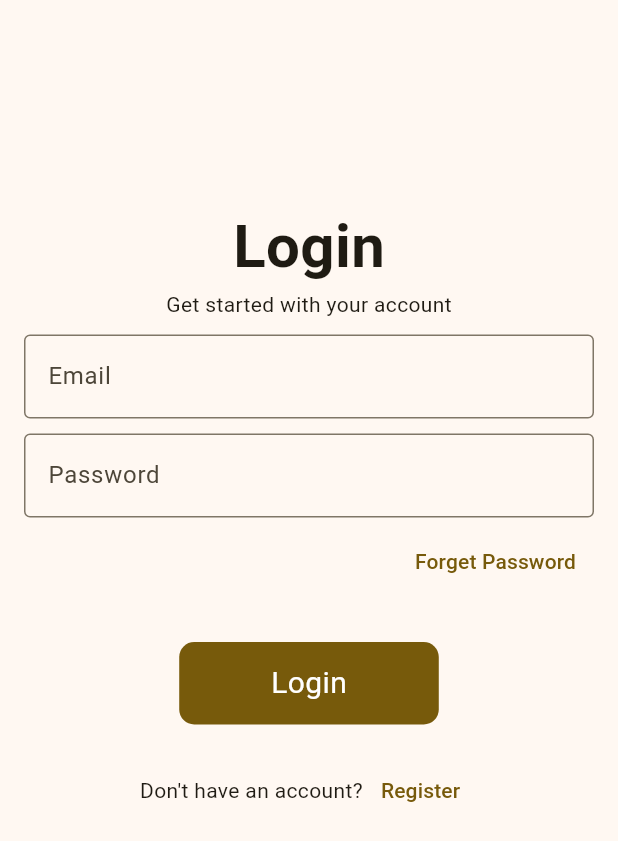
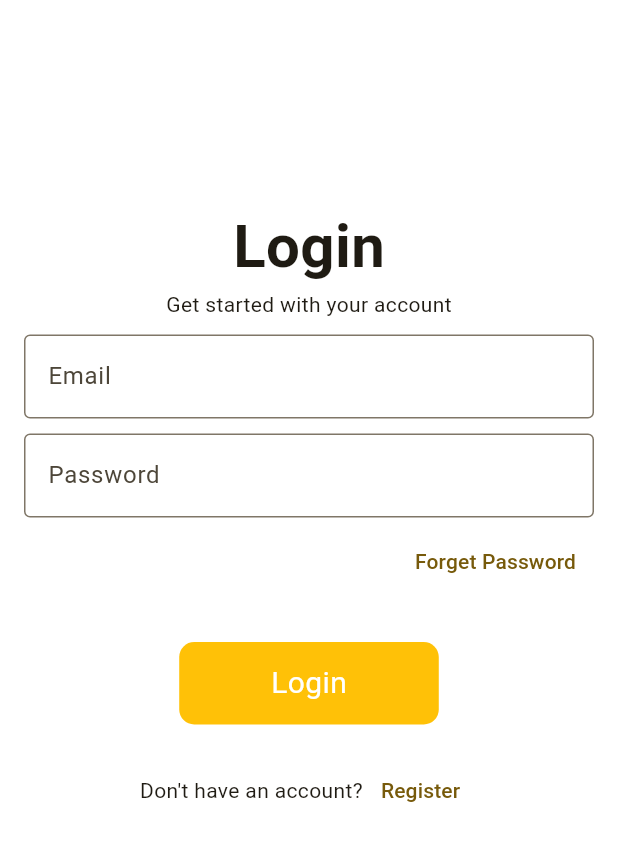
Before and after one commit to Sachinpandit2809/ecommerce_app, a Flutter app: the screen it shows after launch, on a phone screen of 412 x 824 dp. Shown: the top 841 px of the screen. Run offline on Flutter 3.47's test engine with Material 3 defaults, Android fonts, the phone set to English and light mode, and no system bars; our stand-ins replace carousel_slider, cloud_firestore, firebase_auth, firebase_core, flutter_dotenv, fluttertoast and 1 more; missing offline and left inert: flutter_stripe, mailer; accounts and stored records are empty.

Commit message:
Final commit by sachin

```diff
--- a/lib/container/home_buttons.dart
+++ b/lib/container/home_buttons.dart
@@ -1,9 +1,10 @@
 import 'package:flutter/material.dart';
 
 class HomeButton extends StatefulWidget {
+  bool isLoading;
   String name;
   VoidCallback onPress;
-  HomeButton({super.key, required this.name, required this.onPress});
+  HomeButton({super.key,this.isLoading = false, required this.name, required this.onPress});
 
   @override
   State<HomeButton> createState() => _HomeButtonState();
@@ -19,9 +20,9 @@ class _HomeButtonState extends State<HomeButton> {
         width: MediaQuery.of(context).size.width * .42,
         decoration: BoxDecoration(
             borderRadius: BorderRadius.circular(10),
-            color: Theme.of(context).primaryColor),
+            color: Colors.amber),
         child: Center(
-          child: Text(
+          child:widget.isLoading? CircularProgressIndicator(color: Colors.white, strokeWidth: 3,): Text(
             widget.name,
             style: TextStyle(color: Colors.white, fontSize: 20),
           ),
--- a/lib/container/zone_container.dart
+++ b/lib/container/zone_container.dart
@@ -91,12 +91,12 @@ class _ZoneContainerState extends State<ZoneContainer> {
                                             )));
                               },
                               child: Container(
+                                height: 170,
                                 width: MediaQuery.sizeOf(context).width * .41,
                                 padding: EdgeInsets.all(8),
                                 decoration: BoxDecoration(
                                     color: Colors.white,
-                                    borderRadius: BorderRadius.circular(10)),
-                                height: 180,
+                                    borderRadius: BorderRadius.circular(14)),
                                 margin: const EdgeInsets.all(5),
                                 child: Column(
                                     mainAxisAlignment: MainAxisAlignment.center,
--- a/lib/main.dart
+++ b/lib/main.dart
@@ -1,5 +1,6 @@
 import 'package:ecommerce_app/firebase_options.dart';
 import 'package:ecommerce_app/provider/cart_provider.dart';
+import 'package:ecommerce_app/provider/loading_provider.dart';
 import 'package:ecommerce_app/provider/user_provider.dart';
 import 'package:ecommerce_app/views/auth/check_authentication.dart';
 import 'package:ecommerce_app/views/auth/login.dart';
@@ -12,7 +13,7 @@ import 'package:ecommerce_app/views/home/home_screen.dart';
 import 'package:ecommerce_app/views/orders/orders_screen.dart';
 import 'package:ecommerce_app/views/orders/view_order_screen.dart';
 import 'package:ecommerce_app/views/products/specific_products.dart';
-import 'package:ecommerce_app/views/products/view_product_screen.dart';
+
 import 'package:ecommerce_app/views/profile/update_profile_screen.dart';
 import 'package:firebase_core/firebase_core.dart';
 import 'package:flutter/material.dart';
@@ -44,11 +45,17 @@ class MyApp extends StatelessWidget {
       providers: [
         ChangeNotifierProvider(create: (_) => UserProvider()),
         ChangeNotifierProvider(create: (_) => CartProvider()),
+        ChangeNotifierProvider(create: (_) => LoadingProvider()),
       ],
       child: MaterialApp(
         debugShowCheckedModeBanner: false,
         title: 'Ecommerce App',
         theme: ThemeData(
+          appBarTheme: AppBarTheme(
+            backgroundColor: Colors.amber,
+
+          ),
+          scaffoldBackgroundColor: Colors.white,
           // tested with just a hot reload.
           colorScheme: ColorScheme.fromSeed(seedColor: Colors.amber),
           useMaterial3: true,
@@ -66,7 +73,7 @@ class MyApp extends StatelessWidget {
           "cart": (context) => CartScreen(),
           '/check_out': (context) => CheckOutScreen(),
           "/orders": (context) => OrdersScreen(),
-          "/view_order":(context) => ViewOrderScreen()
+          "/view_order": (context) => ViewOrderScreen()
         },
       ),
     );
--- /dev/null
+++ b/lib/provider/loading_provider.dart
@@ -0,0 +1,16 @@
+import 'package:flutter/material.dart';
+
+class LoadingProvider with ChangeNotifier {
+ bool _loginLoading = false;
+  bool get loginLoading => _loginLoading;
+  void setLoginLoading(bool load) {
+    _loginLoading = load;
+    notifyListeners();
+  }
+  bool _signInLoading = false;
+  bool get signInLoading => _signInLoading;
+  void setSignInLoading(bool load) {
+    _signInLoading = load;
+    notifyListeners();
+  }
+}
--- a/lib/views/auth/login.dart
+++ b/lib/views/auth/login.dart
@@ -1,9 +1,11 @@
 
 import 'package:ecommerce_app/container/home_buttons.dart';
 import 'package:ecommerce_app/controller/auth_services.dart';
+import 'package:ecommerce_app/provider/loading_provider.dart';
 import 'package:ecommerce_app/utils/ext/ext.dart';
 import 'package:ecommerce_app/views/auth/signin.dart';
 import 'package:flutter/material.dart';
+import 'package:provider/provider.dart';
 
 class LoginPage extends StatefulWidget {
   const LoginPage({super.key});
@@ -169,13 +171,19 @@ class _LoginPageState extends State<LoginPage> {
                     ),
                    30.heightBox,
                     HomeButton(
+                      isLoading: Provider.of<LoadingProvider>(context)
+                                .loginLoading,
                         name: "Login",
                         onPress: () {
                           if (_formKey.currentState!.validate()) {
+                            Provider.of<LoadingProvider>(context, listen: false)
+                                .setLoginLoading(true);
                             AuthServices()
                                 .loginWithEmail(emailController.text,
                                     passwordController.text)
                                 .then((onValue) => {
+                                  Provider.of<LoadingProvider>(context, listen: false)
+                                .setLoginLoading(false),
                                       if (onValue == "Login Succesful")
                                         {
                                           ScaffoldMessenger.of(context)
--- a/lib/views/orders/orders_screen.dart
+++ b/lib/views/orders/orders_screen.dart
@@ -56,8 +56,9 @@ class _OrdersScreenState extends State<OrdersScreen> {
     return Scaffold(
       appBar: AppBar(
         title: Text("Orders"),
+        // backgroundColor: Colors.amber,
         scrolledUnderElevation: 0,
-        forceMaterialTransparency: true,
+        // forceMaterialTransparency: true,
       ),
       body: StreamBuilder(
           stream: DbServices().readOrders(),
--- a/lib/views/profile/profile_screen.dart
+++ b/lib/views/profile/profile_screen.dart
@@ -1,4 +1,5 @@
 import 'package:ecommerce_app/controller/auth_services.dart';
+import 'package:ecommerce_app/provider/cart_provider.dart';
 import 'package:ecommerce_app/provider/user_provider.dart';
 import 'package:ecommerce_app/utils/ext/ext.dart';
 import 'package:ecommerce_app/views/auth/login.dart';
@@ -68,6 +69,11 @@ class _ProfileScreenState extends State<ProfileScreen> {
               ),
               onTap: () {
                 AuthServices().logOut();
+                Provider.of<CartProvider>(context, listen: false)
+                    .cancelProvider();
+                Provider.of<UserProvider>(context, listen: false)
+                    .cancelProvider();
+
                 Navigator.pushNamed(context, "/login");
               },
             ),
```
Also changed, not shown: lib/controller/mail_service.dart (added, +69 -0 lines), lib/provider/user_provider.dart (+14 -3 lines), lib/views/auth/signin.dart (+9 -0 lines), lib/views/cart/cart_screen.dart (+9 -9 lines), lib/views/cart/check_out_screen.dart (+14 -2 lines), lib/views/home/home_screen.dart (+6 -1 lines), lib/views/orders/view_order_screen.dart (+5 -5 lines), lib/views/products/view_product_screen.dart (+8 -4 lines), 2 other files.
